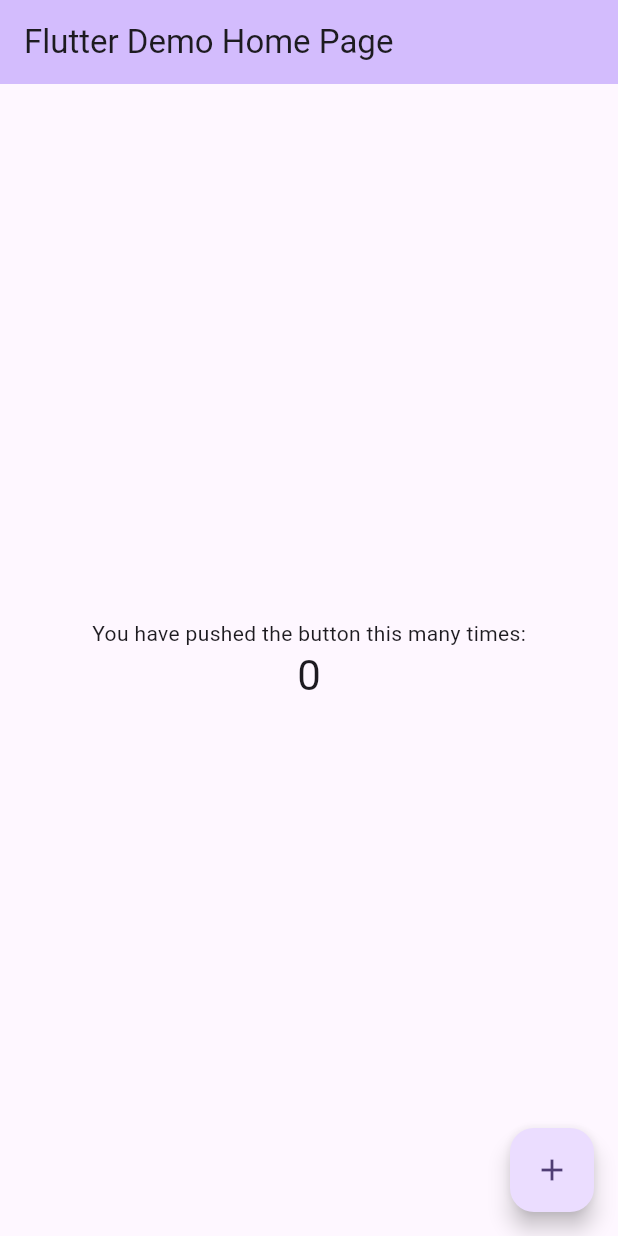
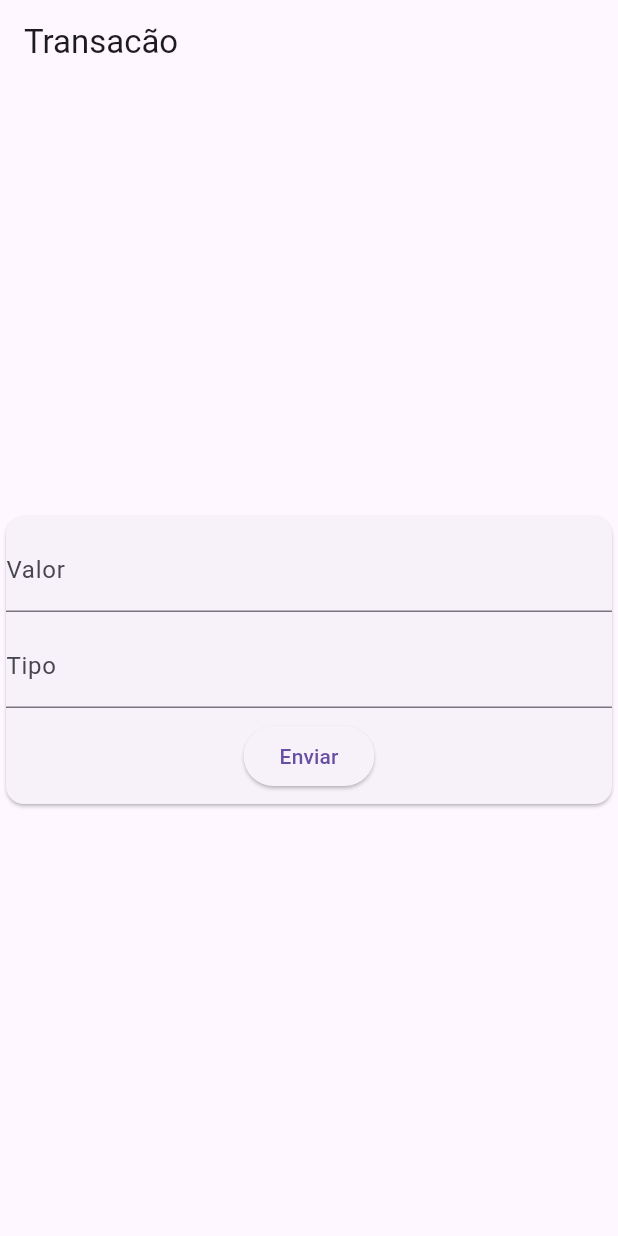
Before and after one commit to willyantomaz/trabalho, a Flutter app: the screen it shows after launch, on a phone screen of 412 x 824 dp. Run offline on Flutter 3.47's test engine with Material 3 defaults, Android fonts, the light colour scheme and no system bars.

Commit message:
formulario ok, falta pegar toda a lista e o resto do crud

```diff
--- a/mobile/lib/main.dart
+++ b/mobile/lib/main.dart
@@ -1,125 +1,21 @@
 import 'package:flutter/material.dart';
+import 'package:mobile/screen/formulario.dart';
 
 void main() {
   runApp(const MyApp());
 }
 
 class MyApp extends StatelessWidget {
-  const MyApp({super.key});
+  const MyApp({Key? key}) : super(key: key);
 
-  // This widget is the root of your application.
   @override
   Widget build(BuildContext context) {
     return MaterialApp(
-      title: 'Flutter Demo',
+      title: 'Transação',
       theme: ThemeData(
-        // This is the theme of your application.
-        //
-        // TRY THIS: Try running your application with "flutter run". You'll see
-        // the application has a purple toolbar. Then, without quitting the app,
-        // try changing the seedColor in the colorScheme below to Colors.green
-        // and then invoke "hot reload" (save your changes or press the "hot
-        // reload" button in a Flutter-supported IDE, or press "r" if you used
-        // the command line to start the app).
-        //
-        // Notice that the counter didn't reset back to zero; the application
-        // state is not lost during the reload. To reset the state, use hot
-        // restart instead.
-        //
-        // This works for code too, not just values: Most code changes can be
-        // tested with just a hot reload.
-        colorScheme: ColorScheme.fromSeed(seedColor: Colors.deepPurple),
-        useMaterial3: true,
+        primarySwatch: Colors.blue,
       ),
-      home: const MyHomePage(title: 'Flutter Demo Home Page'),
+      home: const Formulario(),
     );
   }
 }
-
-class MyHomePage extends StatefulWidget {
-  const MyHomePage({super.key, required this.title});
-
-  // This widget is the home page of your application. It is stateful, meaning
-  // that it has a State object (defined below) that contains fields that affect
-  // how it looks.
-
-  // This class is the configuration for the state. It holds the values (in this
-  // case the title) provided by the parent (in this case the App widget) and
-  // used by the build method of the State. Fields in a Widget subclass are
-  // always marked "final".
-
-  final String title;
-
-  @override
-  State<MyHomePage> createState() => _MyHomePageState();
-}
-
-class _MyHomePageState extends State<MyHomePage> {
-  int _counter = 0;
-
-  void _incrementCounter() {
-    setState(() {
-      // This call to setState tells the Flutter framework that something has
-      // changed in this State, which causes it to rerun the build method below
-      // so that the display can reflect the updated values. If we changed
-      // _counter without calling setState(), then the build method would not be
-      // called again, and so nothing would appear to happen.
-      _counter++;
-    });
-  }
-
-  @override
-  Widget build(BuildContext context) {
-    // This method is rerun every time setState is called, for instance as done
-    // by the _incrementCounter method above.
-    //
-    // The Flutter framework has been optimized to make rerunning build methods
-    // fast, so that you can just rebuild anything that needs updating rather
-    // than having to individually change instances of widgets.
-    return Scaffold(
-      appBar: AppBar(
-        // TRY THIS: Try changing the color here to a specific color (to
-        // Colors.amber, perhaps?) and trigger a hot reload to see the AppBar
-        // change color while the other colors stay the same.
-        backgroundColor: Theme.of(context).colorScheme.inversePrimary,
-        // Here we take the value from the MyHomePage object that was created by
-        // the App.build method, and use it to set our appbar title.
-        title: Text(widget.title),
-      ),
-      body: Center(
-        // Center is a layout widget. It takes a single child and positions it
-        // in the middle of the parent.
-        child: Column(
-          // Column is also a layout widget. It takes a list of children and
-          // arranges them vertically. By default, it sizes itself to fit its
-          // children horizontally, and tries to be as tall as its parent.
-          //
-          // Column has various properties to control how it sizes itself and
-          // how it positions its children. Here we use mainAxisAlignment to
-          // center the children vertically; the main axis here is the vertical
-          // axis because Columns are vertical (the cross axis would be
-          // horizontal).
-          //
-          // TRY THIS: Invoke "debug painting" (choose the "Toggle Debug Paint"
-          // action in the IDE, or press "p" in the console), to see the
-          // wireframe for each widget.
-          mainAxisAlignment: MainAxisAlignment.center,
-          children: <Widget>[
-            const Text(
-              'You have pushed the button this many times:',
-            ),
-            Text(
-              '$_counter',
-              style: Theme.of(context).textTheme.headlineMedium,
-            ),
-          ],
-        ),
-      ),
-      floatingActionButton: FloatingActionButton(
-        onPressed: _incrementCounter,
-        tooltip: 'Increment',
-        child: const Icon(Icons.add),
-      ), // This trailing comma makes auto-formatting nicer for build methods.
-    );
-  }
-}
--- /dev/null
+++ b/mobile/lib/model/transacao.dart
@@ -0,0 +1,11 @@
+class Transacao {
+
+  int id;
+  double valor;
+  String tipo;
+
+  Transacao(this.id, this.valor, this.tipo);
+
+
+
+}
--- /dev/null
+++ b/mobile/lib/screen/formulario.dart
@@ -0,0 +1,73 @@
+import 'package:flutter/material.dart';
+import 'package:mobile/screen/transacoes.dart';
+
+import '../model/transacao.dart';
+import '../service/transacoes_service.dart';
+
+class Formulario extends StatefulWidget {
+  const Formulario({super.key});
+
+  @override
+  State<Formulario> createState() => _FormularioState();
+}
+
+class _FormularioState extends State<Formulario> {
+  final TextEditingController valorController = TextEditingController();
+  final TextEditingController tipoController = TextEditingController();
+
+  late final double valor;
+
+  @override
+  Widget build(BuildContext context) {
+    return Scaffold(
+      appBar: AppBar(
+        title: const Text("Transacão"),
+      ),
+      body: Center(
+        child: SizedBox(
+          height: 200,
+          width: 600,
+          child: Card(
+            child: Column(
+              mainAxisAlignment: MainAxisAlignment.spaceEvenly,
+              children: [
+                TextFormField(
+                  keyboardType: TextInputType.number,
+                  decoration: const InputDecoration(
+                    labelText: "Valor",
+                  ),
+                  controller: valorController,
+                ),
+                TextFormField(
+                  decoration: const InputDecoration(
+                    labelText: "Tipo",
+                  ),
+                  controller: tipoController,
+                ),
+                ElevatedButton(
+                  onPressed: () {
+
+                    valor = double.parse(valorController.text);
+
+                    var api = TransacoesService();
+                    api.postTransacoes(valor, tipoController.text);
+
+                    List<Transacao> transacoes = api.getTransacoes();
+
+                    Navigator.push(
+                      context,
+                      MaterialPageRoute(
+                        builder: (context) => const Transacoes(),
+                      ),
+                    );
+                  },
+                  child: const Text("Enviar"),
+                ),
+              ],
+            ),
+          ),
+        ),
+      ),
+    );
+  }
+}
--- /dev/null
+++ b/mobile/lib/service/abstract_service.dart
@@ -0,0 +1,14 @@
+import 'package:http/http.dart' as http;
+
+abstract class AbstractService {
+
+final String URL = "http://localhost:3000/";
+
+  Future<void> getAll() async {
+   var response = await http.get(Uri.parse("$URL${recurso()}"));
+
+   print(response);
+  }
+
+ String recurso();
+}
--- /dev/null
+++ b/mobile/lib/service/transacoes_service.dart
@@ -0,0 +1,51 @@
+import 'dart:convert';
+
+import 'package:http/http.dart' as http;
+import 'package:mobile/model/transacao.dart';
+import 'package:mobile/service/abstract_service.dart';
+
+class TransacoesService extends AbstractService{
+
+  Future<List<Transacao>> getTransacoes() async {
+    var response = await http.get(Uri.parse("http://localhost:3000/transacoes"));
+
+    print("Response:  $response");
+    print("Body: ${response.body}");
+    return response.body;
+  }
+
+  Future<void> postTransacoes(double valor,String tipo) async {
+    var response = await http.post(Uri.parse("http://localhost:3000/transacoes"),
+     headers: <String, String>{
+      'Content-Type': 'application/json; charset=UTF-8',
+    },
+    body: jsonEncode({
+    "valor":valor,
+    "tipo":tipo
+    })
+
+    );
+  print(response.statusCode);
+  print("Response: foi");
+
+  }
+
+  Future<void> putTransacoes() async {
+    var response = await http.put(Uri.parse("http://localhost:3000/transacoes/3"),
+  body: jsonEncode({
+    "id":3,
+    "valor": 650.00,
+    "tipo":"Debito"
+  })
+
+  );
+
+  print("Response: ${response.body}");
+
+  }
+
+  @override
+  String recurso() {
+    return "transacaoes";
+  }
+  }
--- a/mobile/pubspec.yaml
+++ b/mobile/pubspec.yaml
@@ -1,4 +1,4 @@
-name: trabalho
+name: mobile
 description: "A new Flutter project."
 # The following line prevents the package from being accidentally published to
 # pub.dev using `flutter pub publish`. This is preferred for private packages.
@@ -35,6 +35,7 @@ dependencies:
   # The following adds the Cupertino Icons font to your application.
   # Use with the CupertinoIcons class for iOS style icons.
   cupertino_icons: ^1.0.8
+  http: ^1.2.2
 
 dev_dependencies:
   flutter_test:
```
Also changed, not shown: mobile/lib/screen/transacoes.dart (added, +36 -0 lines), mobile/pubspec.lock, 19 other files.
